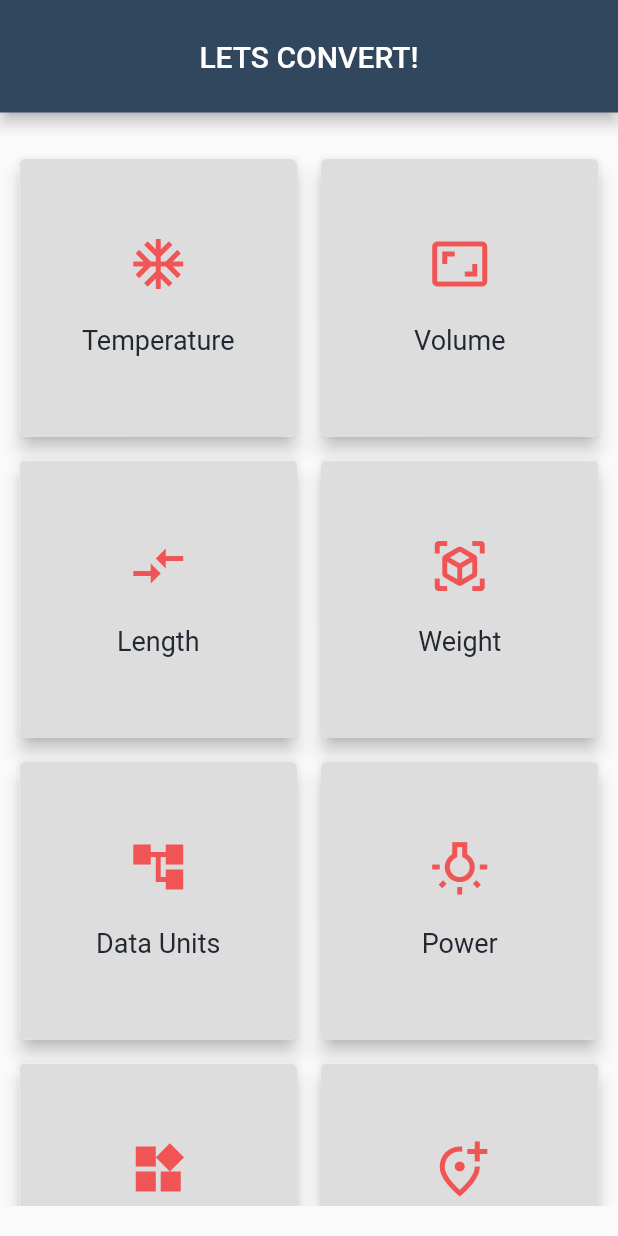
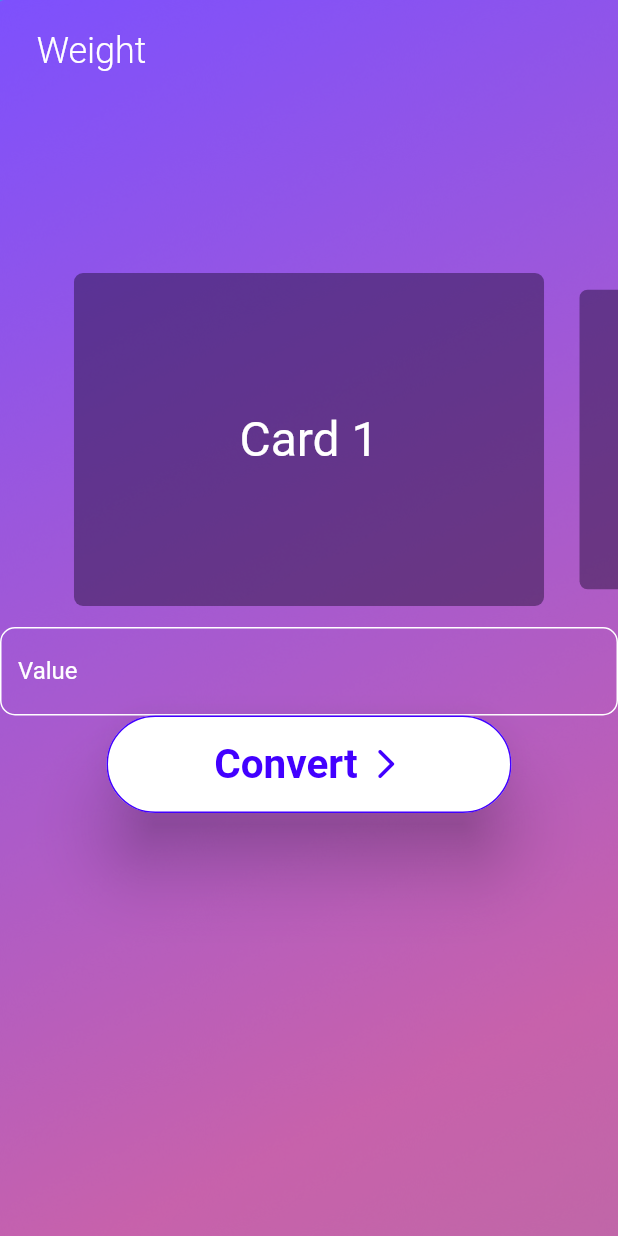
Before and after one commit to cyberwizard1001/flutter_dash_board, a Flutter app: the screen it shows after launch, on a phone screen of 412 x 824 dp. Run offline on Flutter 3.47's test engine with Material 2 defaults, Android fonts, the phone set to English and light mode, and no system bars; our stand-ins replace google_fonts; Roboto replaces fonts that are missing (Signika).

Commit message:
Added card, gradient

```diff
--- /dev/null
+++ b/lib/BuildCard.dart
@@ -0,0 +1,40 @@
+import 'package:flutter/material.dart';
+
+class BuildCard extends StatefulWidget {
+  BuildCard({Key? key}) : super(key: key);
+
+  @override
+  _BuildCardState createState() => _BuildCardState();
+}
+
+class _BuildCardState extends State<BuildCard> {
+  var _index = 0;
+
+  @override
+  Widget build(BuildContext context) {
+    return Container(
+        height: 230,
+        child: PageView.builder(
+            itemCount: 10,
+            controller: PageController(viewportFraction: 0.78),
+            onPageChanged: (int index) => setState(() => _index = index),
+            itemBuilder: (_, i) {
+              return Transform.scale(
+                scale: i == _index ? 1 : 0.9,
+                child: Card(
+                  color: Color(0x751C0B31),
+                  elevation: 0,
+                  shape: RoundedRectangleBorder(
+                      borderRadius: BorderRadius.circular(6)),
+                  child: Center(
+                    child: Text(
+                      "Card ${i + 1}",
+                      style: TextStyle(fontSize: 32,color: Colors.white),
+                    ),
+                  ),
+                ),
+              );
+            }
+        ));
+  }
+}
--- /dev/null
+++ b/lib/layout_generator.dart
@@ -0,0 +1,100 @@
+import 'package:flutter/material.dart';
+import 'package:google_fonts/google_fonts.dart';
+import 'package:dash_board/BuildCard.dart';
+
+class LayoutGenerator extends StatefulWidget {
+  const LayoutGenerator({Key? key}) : super(key: key);
+
+  @override
+  _LayoutGeneratorState createState() => _LayoutGeneratorState();
+}
+
+class _LayoutGeneratorState extends State<LayoutGenerator> {
+  @override
+  Widget build(BuildContext context) {
+    return MaterialApp(
+        debugShowCheckedModeBanner: false,
+        home: Scaffold(
+            body: Stack(children: [
+          Opacity(
+            opacity: 0.99,
+            child: Container(
+              constraints: BoxConstraints.expand(),
+              decoration: BoxDecoration(
+                  image: DecorationImage(
+                      image: AssetImage("assets/bg.png"), fit: BoxFit.fill)),
+            ),
+          ),
+          SafeArea(
+            child: Padding(
+                padding: EdgeInsets.only(top: 20.0),
+                child: Column(
+                  children: [
+                    Padding(
+                      padding: const EdgeInsets.only(right: 290.0),
+                      child: Text(
+                        'Weight',
+                        style: GoogleFonts.signika(
+                            color: Colors.white,
+                            fontSize: 24,
+                            fontWeight: FontWeight.w300),
+                      ),
+                    ),
+                    SizedBox(
+                      height: 130,
+                    ),
+                    BuildCard(),
+                   SizedBox(
+                     height: 10,
+                   ),
+                   TextField(
+                     decoration: InputDecoration(
+                       labelText: 'Value',
+                       labelStyle: TextStyle(color: Colors.white),
+                       enabledBorder: OutlineInputBorder(borderSide: BorderSide(color: Colors.white,width: 1),borderRadius: BorderRadius.circular(10)),
+                     ),
+                   ),
+                    Center(
+                      child: SizedBox(
+                        height: 65,
+                        width: 270,
+                        child: ElevatedButton(
+                          style: ButtonStyle(
+                            backgroundColor:
+                                MaterialStateProperty.all<Color>(Colors.white),
+                            shape: MaterialStateProperty.all<
+                                RoundedRectangleBorder>(
+                              RoundedRectangleBorder(
+                                borderRadius: BorderRadius.circular(35),
+                                side: BorderSide(
+                                    color: Color(0xff4200FF), width: 1),
+                              ),
+                            ),
+                            elevation: MaterialStateProperty.all<double>(20.0),
+                          ),
+                          onPressed: () {},
+                          child: Row(
+                            mainAxisAlignment: MainAxisAlignment.center,
+                            children: [
+                              Text(
+                                'Convert ',
+                                style: GoogleFonts.roboto(
+                                    fontWeight: FontWeight.bold,
+                                    color: Color(0xff4200ff),
+                                    fontSize: 27),
+                              ),
+                              Icon(
+                                Icons.arrow_forward_ios_rounded,
+                                color: Color(0xff4200FF),
+                              ),
+                            ],
+                          ),
+                        ),
+                      ),
+                    )
+                  ],
+                )),
+          ),
+        ])));
+  }
+}
--- a/lib/main.dart
+++ b/lib/main.dart
@@ -1,4 +1,6 @@
 import 'package:dash_board/dashboard.dart';
+import 'package:dash_board/layout_generator.dart';
+import 'package:dash_board/temperature.dart';
 import 'package:flutter/material.dart';
 
 void main() {
@@ -15,7 +17,7 @@ class MyApp extends StatelessWidget {
       theme: new ThemeData(
         primarySwatch: Colors.deepPurple,
       ),
-      home: Dashboard(),
+      home: LayoutGenerator(),
     );
   }
 
--- a/pubspec.yaml
+++ b/pubspec.yaml
@@ -23,6 +23,7 @@ environment:
 dependencies:
   flutter:
     sdk: flutter
+  google_fonts: ^2.1.0
 
 
   # The following adds the Cupertino Icons font to your application.
@@ -45,8 +46,8 @@ flutter:
   uses-material-design: true
 
   # To add assets to your application, add an assets section, like this:
-  # assets:
-  #   - images/a_dot_burr.jpeg
+  assets:
+    - assets/
   #   - images/a_dot_ham.jpeg
 
   # An image asset can refer to one or more resolution-specific "variants", see
```
Also changed, not shown: lib/dashboard.dart (+35 -37 lines), lib/temperature.dart (+41 -1 lines), assets/bg.png (added), lib/Globals.dart (added), pubspec.lock.
